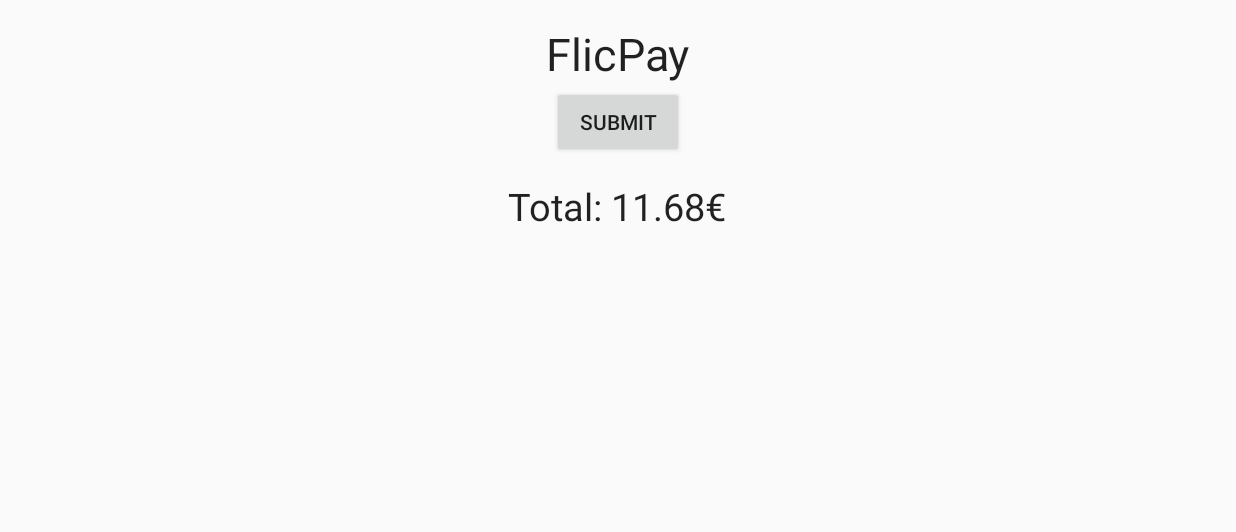
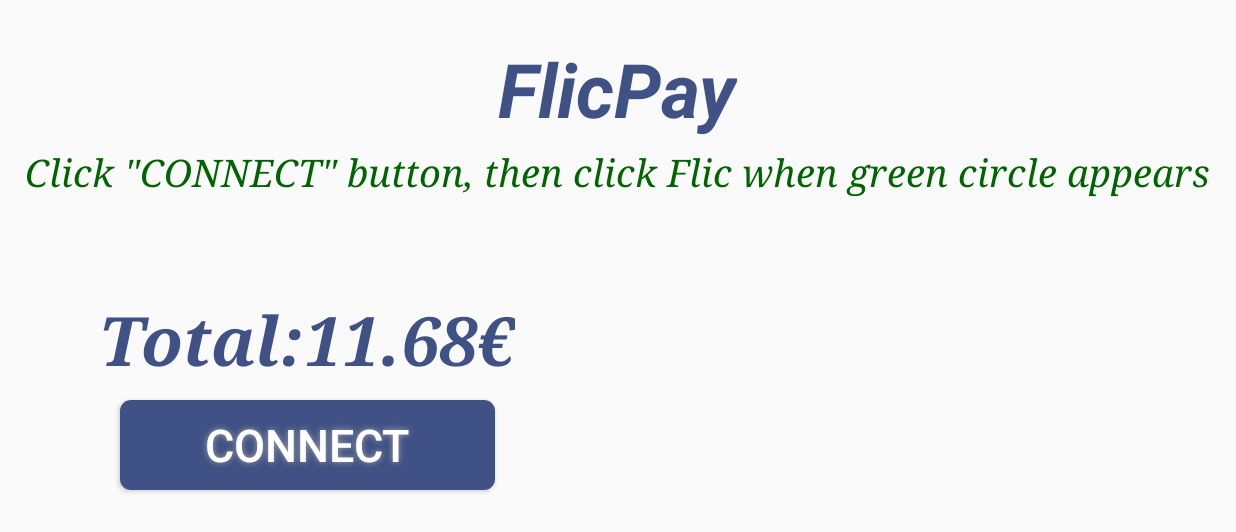
Before and after one commit to LiPingjiang/FlicPay, an Android app: the screen it shows after launch (MainActivity), on a phone screen of 824 x 412 dp (held sideways). Shown: the top 532 px of the screen. Run offline under Robolectric (Android 15) with nearby library versions, the phone set to English and light mode, and no system bars; libraries missing offline, so code that uses them is left out: com.loopj.android, cz.msebera.android; 1 statement that could not run was skipped.

Commit message:
UI improve

```diff
--- a/FlicPay/app/src/main/AndroidManifest.xml
+++ b/FlicPay/app/src/main/AndroidManifest.xml
@@ -8,7 +8,7 @@
         android:allowBackup="true"
         android:icon="@mipmap/ic_launcher"
         android:label="@string/app_name"
-        android:theme="@style/AppTheme" >
+        android:theme="@style/AppTheme">
         <activity
             android:name=".MainActivity"
             android:label="@string/app_name"
--- a/FlicPay/app/src/main/res/drawable/filled_square.xml
+++ b/FlicPay/app/src/main/res/drawable/filled_square.xml
@@ -1,7 +1,7 @@
 <?xml version="1.0" encoding="utf-8"?>
 <shape xmlns:android="http://schemas.android.com/apk/res/android"
     android:shape="rectangle">
-    <solid android:color="@color/square_background"/>
+    <solid android:color="#3f5185"/>
     <stroke android:color="@android:color/black" android:width="2dp"/>
 
 </shape>
--- /dev/null
+++ b/FlicPay/app/src/main/res/drawable/send_button.xml
@@ -0,0 +1,19 @@
+<?xml version="1.0" encoding="utf-8"?>
+<shape xmlns:android="http://schemas.android.com/apk/res/android" android:shape="rectangle" >
+<corners
+android:radius="7dp"
+/>
+<solid
+android:color="#3f5185"
+/>
+<padding
+android:left="0dp"
+android:top="0dp"
+android:right="0dp"
+android:bottom="0dp"
+/>
+<size
+android:width="250dp"
+android:height="60dp"
+/>
+</shape>
--- a/FlicPay/app/src/main/res/layout/activity_pair.xml
+++ b/FlicPay/app/src/main/res/layout/activity_pair.xml
@@ -1,8 +1,10 @@
 <?xml version="1.0" encoding="utf-8"?>
-<RelativeLayout xmlns:android="http://schemas.android.com/apk/res/android"
+<LinearLayout xmlns:android="http://schemas.android.com/apk/res/android"
+    android:orientation="vertical"
     android:layout_width="match_parent"
     android:layout_height="match_parent"
-    android:layout_margin="15dp">
+    android:layout_alignParentTop="true"
+    android:layout_centerHorizontal="true">
 
     <TextView
         android:layout_width="wrap_content"
@@ -13,7 +15,46 @@
         android:layout_alignParentTop="true"
         android:layout_centerHorizontal="true"
         android:singleLine="false"
-        android:textSize="30dp" />
+        android:textSize="50dp"
+        android:layout_gravity="center_horizontal"
+        android:textStyle="bold|italic"
+        android:textColor="#3f5185"
+        android:layout_marginTop="25dp"
+        android:gravity="center"
+        android:layout_marginBottom="5dp" />
+
+    <TextView
+        android:layout_width="wrap_content"
+        android:layout_height="wrap_content"
+        android:textAppearance="?android:attr/textAppearanceLarge"
+        android:text="Click &quot;CONNECT&quot; button, then click Flic when green circle appears"
+        android:id="@+id/textView4"
+        android:textColor="#006400"
+        android:textSize="25dp"
+        android:typeface="serif"
+        android:textStyle="italic"
+        android:layout_gravity="center"
+        android:autoText="false"
+        android:layout_marginLeft="10dp"
+        android:layout_marginRight="10dp"
+        android:paddingLeft="5dp"
+        android:paddingRight="5dp" />
+
+
+    <LinearLayout
+        android:orientation="horizontal"
+        android:layout_width="match_parent"
+        android:layout_height="match_parent"
+        android:weightSum="1">
+
+        <LinearLayout
+            android:orientation="vertical"
+            android:layout_width="0dp"
+            android:layout_weight="0.5"
+            android:layout_height="match_parent"
+            android:layout_gravity="center"
+            android:layout_marginRight="2dp"
+            android:gravity="center">
 
             <TextView
                 android:layout_width="wrap_content"
@@ -22,22 +63,46 @@
                 android:id="@+id/txt_price"
                 android:layout_below="@+id/textView"
                 android:layout_centerHorizontal="true"
-        android:layout_marginTop="64dp"
-        android:textSize="25dp" />
+                android:textSize="45dp"
+                android:typeface="serif"
+                android:textStyle="bold|italic"
+                android:textColor="#3f5185"
+                android:layout_marginBottom="10dp" />
 
             <Button
                 android:layout_width="wrap_content"
                 android:layout_height="wrap_content"
-        android:text="Submit"
+                android:text="CONNECT"
                 android:id="@+id/button_submit"
-        android:layout_below="@+id/circle"
-        android:layout_centerHorizontal="true"
-        android:layout_marginTop="42dp" />
+                android:textColor="#FFFFFF"
+                android:textSize="30sp"
+                android:background="@drawable/send_button"
+                android:shadowColor="#A8A8A8"
+                android:shadowDx="0"
+                android:shadowDy="0"
+                android:shadowRadius="5"
+                android:layout_marginBottom="20dp" />
+
+        </LinearLayout>
+
+        <LinearLayout
+            android:orientation="vertical"
+            android:layout_width="0dp"
+            android:layout_weight="0.5"
+            android:layout_height="match_parent"
+            android:gravity="center"
+            android:layout_gravity="center|top"
+            android:layout_marginLeft="2dp">
 
             <ImageView
-        android:layout_width="60dp"
-        android:layout_height="60dp"
+                android:layout_width="130dp"
+                android:layout_height="130dp"
                 android:id="@+id/circle"
                 android:layout_centerVertical="true"
-        android:layout_alignEnd="@+id/button_submit" />
-</RelativeLayout>
+                android:layout_alignEnd="@+id/button_submit"
+                android:layout_marginBottom="30dp" />
+
+        </LinearLayout>
+    </LinearLayout>
+
+</LinearLayout>
```
Also changed, not shown: FlicPay/app/src/main/java/com/example/l/flicpay/MainActivity.java (+6 -6 lines), FlicPay/app/src/main/res/layout/activity_main.xml (+27 -6 lines), FlicPay/app/src/main/res/layout/layout_start.xml (added, +33 -0 lines), 2 other files. Lines whose indentation alone changed are shown as unchanged.
